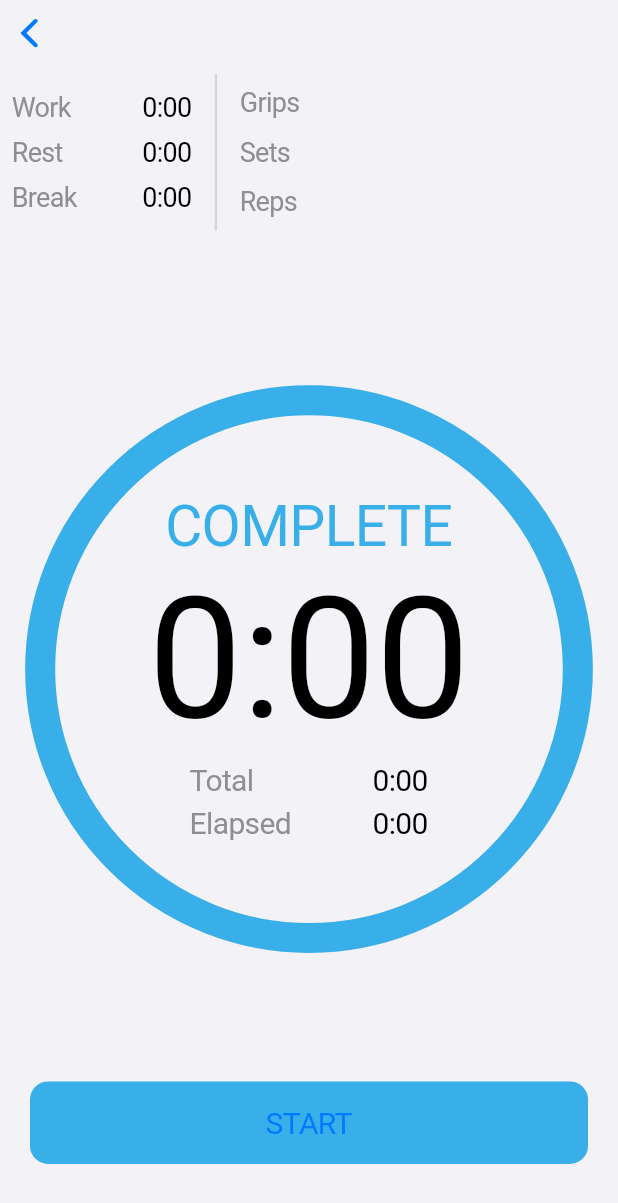
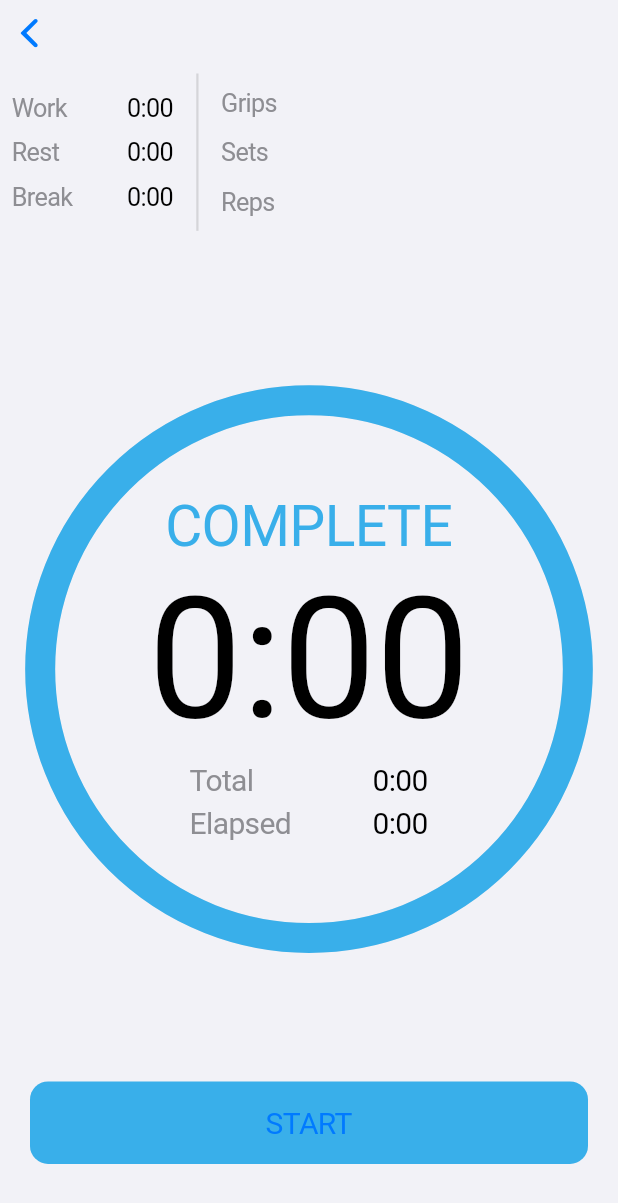
Before and after one commit to gideonmay/CountDown-Hangboard-Timer, a Flutter app: the WorkoutTimerScreen screen opened directly with empty values, on a phone screen of 412 x 824 dp. Shown: the top 1203 px of the screen. Run offline on Flutter 3.47's test engine with Material 2 defaults, Android fonts, the phone set to English and light mode, and no system bars; our stand-ins replace drift, flutter_slidable, just_audio, shared_preferences, step_progress_indicator, vibration; accounts and stored records are empty; generated files the repository leaves out were written again.

Commit message:
Fixed issue with failing tests to due TimerDetailsText

```diff
--- a/lib/widgets/countdown_timer.dart
+++ b/lib/widgets/countdown_timer.dart
@@ -285,7 +285,7 @@ class _CountdownTimerState extends State<CountdownTimer>
       return constraints.maxWidth * 0.31;
     }
 
-    return constraints.maxWidth * 0.33;
+    return constraints.maxWidth * 0.30;
   }
 
   /// The text that displays the name of the current and next grips
--- a/lib/widgets/timer_details.dart
+++ b/lib/widgets/timer_details.dart
@@ -26,6 +26,12 @@ class TimerDetails extends StatefulWidget {
 }
 
 class _TimerDetailsState extends State<TimerDetails> {
+  /// The factor used to determine the font size
+  final double _fontHeightFactor = 0.17;
+
+  /// The width of the title in the TimeTextRow widget
+  final double _titleWidth = 55.0;
+
   @override
   Widget build(BuildContext context) {
     return Row(
@@ -57,7 +63,7 @@ class _TimerDetailsState extends State<TimerDetails> {
   Widget _timerProgressCounters() {
     return LayoutBuilder(
         builder: (BuildContext context, BoxConstraints constraints) {
-      return _progressCounters(constraints.maxHeight / 5.5);
+      return _progressCounters(constraints.maxHeight * _fontHeightFactor);
     });
   }
 
@@ -126,18 +132,18 @@ class _TimerDetailsState extends State<TimerDetails> {
           TimeTextRow(
               title: 'Work ',
               durationString: durationString(widget.timerDetails.workDuration),
-              fontSize: constraints.maxHeight / 5.5,
-              titleWidth: 58.0),
+              fontSize: constraints.maxHeight * _fontHeightFactor,
+              titleWidth: _titleWidth),
           TimeTextRow(
               title: 'Rest ',
               durationString: durationString(widget.timerDetails.restDuration),
-              fontSize: constraints.maxHeight / 5.5,
-              titleWidth: 58.0),
+              fontSize: constraints.maxHeight * _fontHeightFactor,
+              titleWidth: _titleWidth),
           TimeTextRow(
               title: 'Break ',
               durationString: durationString(widget.timerDetails.breakDuration),
-              fontSize: constraints.maxHeight / 5.5,
-              titleWidth: 58.0),
+              fontSize: constraints.maxHeight * _fontHeightFactor,
+              titleWidth: _titleWidth),
         ],
       );
     });
```
